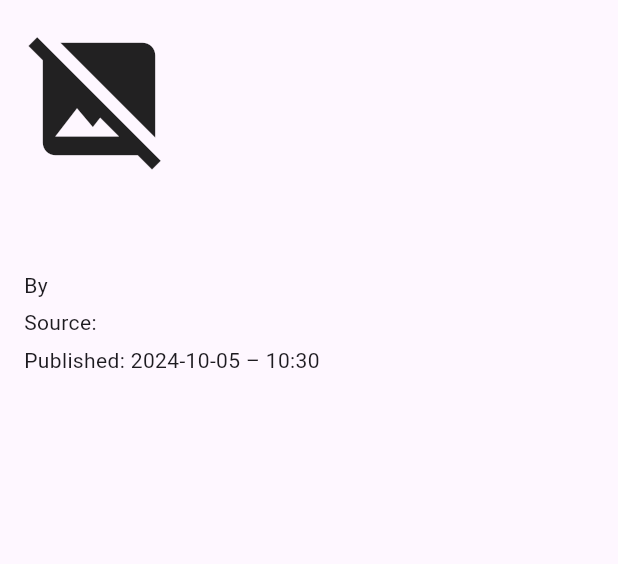
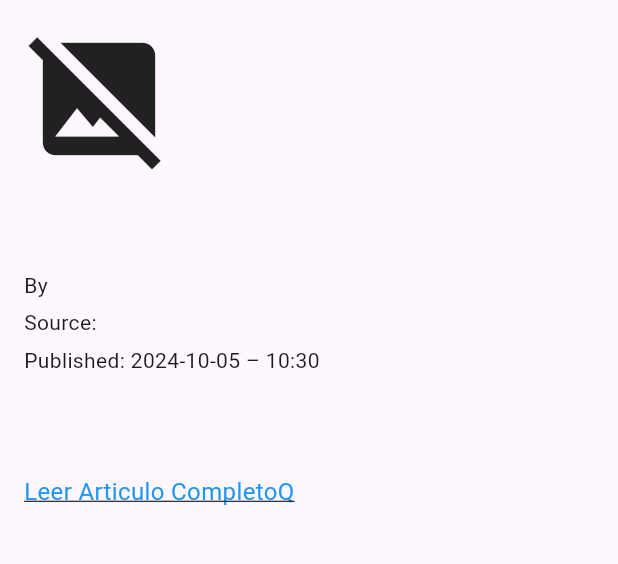
Before and after one commit to ODiegoPA/Moviles2Practico3, a Flutter app: the NewsDetailScreen screen opened directly with empty values, on a phone screen of 412 x 824 dp, the part 84-648 px from its top. Run offline on Flutter 3.47's test engine with Material 3 defaults, Android fonts, the phone set to English and light mode, and no system bars; network calls fail.

Commit message:
ultima actualizacion (verdadera)

```diff
--- a/lib/models/news_article.dart
+++ b/lib/models/news_article.dart
@@ -2,7 +2,7 @@
   final String title;
   final String description;
   final String url;
-  final String? imageUrl; // Este campo es opcional
+  final String? imageUrl;
   final String? author;
   final String? sourceName;
   final DateTime? publishedAt;
--- a/lib/ui/news_detail.dart
+++ b/lib/ui/news_detail.dart
@@ -1,11 +1,20 @@
 import 'package:flutter/material.dart';
+import 'package:url_launcher/url_launcher.dart';
+import 'package:intl/intl.dart';
 import '../models/news_article.dart';
-import 'package:intl/intl.dart';
 
 class NewsDetailScreen extends StatelessWidget {
   final NewsArticle article;
 
   const NewsDetailScreen({super.key, required this.article});
+
+
+  Future<void> _launchURL(String url) async {
+    final Uri uri = Uri.parse(url);
+    if (!await launchUrl(uri, mode: LaunchMode.externalApplication)) {
+      throw 'Could not launch $url';
+    }
+  }
 
   @override
   Widget build(BuildContext context) {
@@ -51,9 +60,23 @@
             const SizedBox(height: 20),
             Text(
               article.description,
-              style: const TextStyle(fontSize: 18), // Aumentar tamaño del texto
+              style: const TextStyle(fontSize: 18),
             ),
             const SizedBox(height: 20),
+
+            GestureDetector(
+              onTap: () {
+                _launchURL(article.url);
+              },
+              child: const Text(
+                'Leer Articulo CompletoQ',
+                style: TextStyle(
+                  fontSize: 16,
+                  color: Colors.blue,
+                  decoration: TextDecoration.underline,
+                ),
+              ),
+            ),
           ],
         ),
       ),
--- a/pubspec.yaml
+++ b/pubspec.yaml
@@ -32,7 +32,7 @@
     sdk: flutter
   http: ^0.13.3
   intl: ^0.18.0
-  url_launcher: ^6.0.3
+  url_launcher: ^6.1.10
 
   # The following adds the Cupertino Icons font to your application.
   # Use with the CupertinoIcons class for iOS style icons.
```
Also changed, not shown: 1 other file.
